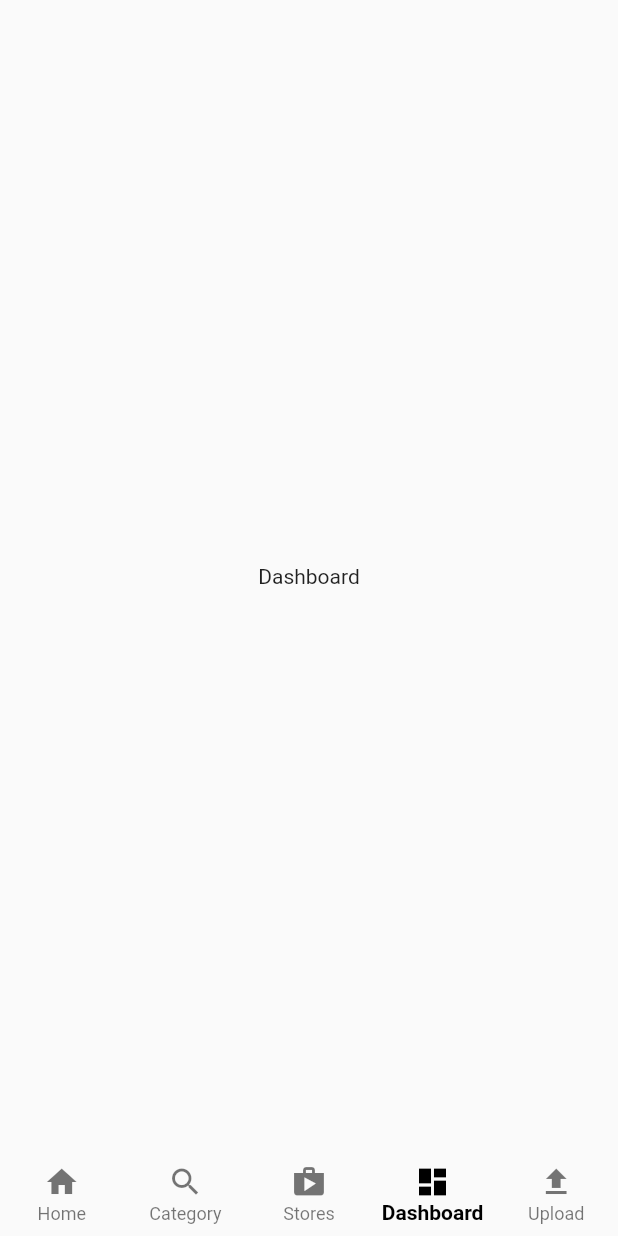
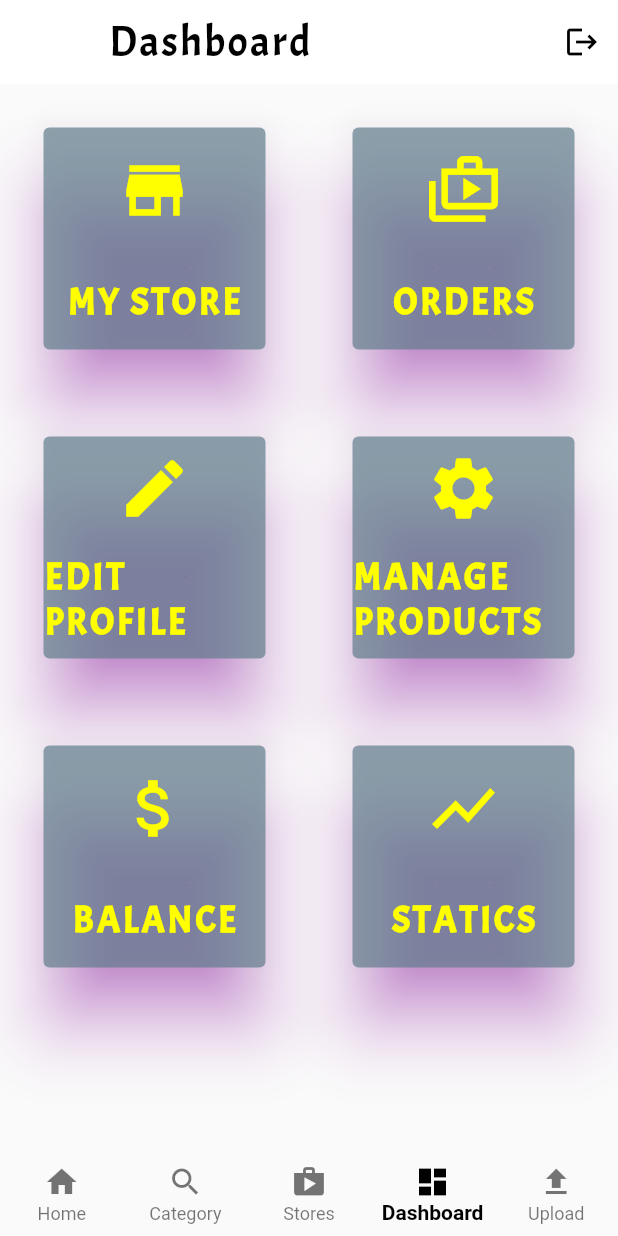
Before and after one commit to SaarimKhan789/Major-Project, a Flutter app: the SupplierHomeScreen screen opened directly, item 4 of the bottom bar chosen, on a phone screen of 412 x 824 dp. Run offline on Flutter 3.47's test engine with Material 2 defaults, Android fonts, the phone set to English and light mode, and no system bars.

Commit message:
dashboard created

```diff
--- a/ecommerce_app/lib/main.dart
+++ b/ecommerce_app/lib/main.dart
@@ -1,4 +1,6 @@
 import 'package:ecommerce_app/main_screens/customer_home.dart';
+import 'package:ecommerce_app/main_screens/supplier_home.dart';
+import 'package:ecommerce_app/main_screens/welcome_screen.dart';
 import 'package:flutter/material.dart';
 
 void main() {
--- a/ecommerce_app/lib/main_screens/customer_home.dart
+++ b/ecommerce_app/lib/main_screens/customer_home.dart
@@ -1,6 +1,7 @@
 import 'package:ecommerce_app/main_screens/cart.dart';
 import 'package:ecommerce_app/main_screens/category.dart';
 import 'package:ecommerce_app/main_screens/home.dart';
+import 'package:ecommerce_app/main_screens/profile.dart';
 import 'package:ecommerce_app/main_screens/stores.dart';
 import 'package:flutter/material.dart';
 
@@ -13,12 +14,12 @@ class CustomerHomeScreen extends StatefulWidget {
 
 class _CustomerHomeScreenState extends State<CustomerHomeScreen> {
   int _selectedIndex = 0;
-  final List<Widget> _tabs = [
+  final List<Widget> _tabs = const [
     HomeScreen(),
     CategoryScreen(),
     StoresScreen(),
     CartScreen(),
-    Center(child: Text('Profile screen')),
+    ProfileScreen()
   ];
   @override
   Widget build(BuildContext context) {
--- /dev/null
+++ b/ecommerce_app/lib/main_screens/dashboard.dart
@@ -0,0 +1,72 @@
+import 'package:ecommerce_app/widgtes/appBarWidgtes.dart';
+import 'package:flutter/material.dart';
+
+List<String> label = [
+  'my store',
+  'orders',
+  'edit profile',
+  'manage products',
+  'balance',
+  'statics'
+];
+List<IconData> icons = [
+  Icons.store,
+  Icons.shop_2_outlined,
+  Icons.edit,
+  Icons.settings,
+  Icons.attach_money,
+  Icons.show_chart,
+];
+
+class DashboardScreen extends StatelessWidget {
+  const DashboardScreen({Key? key}) : super(key: key);
+
+  @override
+  Widget build(BuildContext context) {
+    return Scaffold(
+      appBar: AppBar(
+        elevation: 0,
+        backgroundColor: Colors.white,
+        title: const AppBarTitle(
+          title: 'Dashboard',
+        ),
+        actions: [
+          IconButton(
+              onPressed: () {},
+              icon: const Icon(
+                Icons.logout,
+                color: Colors.black,
+              ))
+        ],
+      ),
+      body: Padding(
+        padding: const EdgeInsets.all(25),
+        child: GridView.count(
+          mainAxisSpacing: 50,
+          crossAxisSpacing: 50,
+          crossAxisCount: 2,
+          children: List.generate(6, (index) {
+            return Card(
+              elevation: 20,
+              shadowColor: Colors.purpleAccent.shade200,
+              color: Colors.blueGrey.withOpacity(0.7),
+              child: Column(
+                  mainAxisAlignment: MainAxisAlignment.spaceAround,
+                  children: [
+                     Icon(icons[index],
+                        size: 50, color: Colors.yellowAccent),
+                    Text(label[index].toUpperCase(),
+                        style: const TextStyle(
+                            fontSize: 24,
+                            fontWeight: FontWeight.w600,
+                            color: Colors.yellowAccent,
+                            fontFamily: 'Acme',
+                            letterSpacing: 2)),
+                  ]),
+            );
+          }),
+        ),
+      ),
+    );
+  }
+}
--- a/ecommerce_app/lib/main_screens/supplier_home.dart
+++ b/ecommerce_app/lib/main_screens/supplier_home.dart
@@ -1,5 +1,6 @@
 import 'package:ecommerce_app/main_screens/cart.dart';
 import 'package:ecommerce_app/main_screens/category.dart';
+import 'package:ecommerce_app/main_screens/dashboard.dart';
 import 'package:ecommerce_app/main_screens/home.dart';
 import 'package:ecommerce_app/main_screens/profile.dart';
 import 'package:ecommerce_app/main_screens/stores.dart';
@@ -18,7 +19,7 @@ class _SupplierHomeScreenState extends State<SupplierHomeScreen> {
     HomeScreen(),
     CategoryScreen(),
     StoresScreen(),
-    Center(child: Text('Dashboard'),),
+    DashboardScreen(),
     Center(child: Text('Upload'),)
   ];
   @override
```
